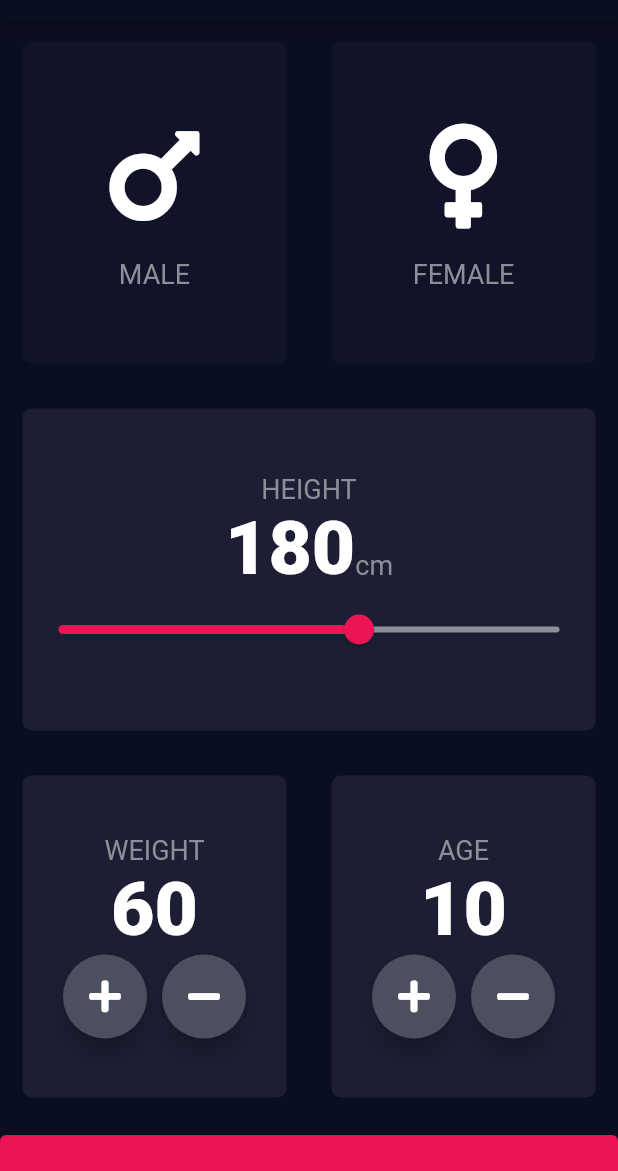
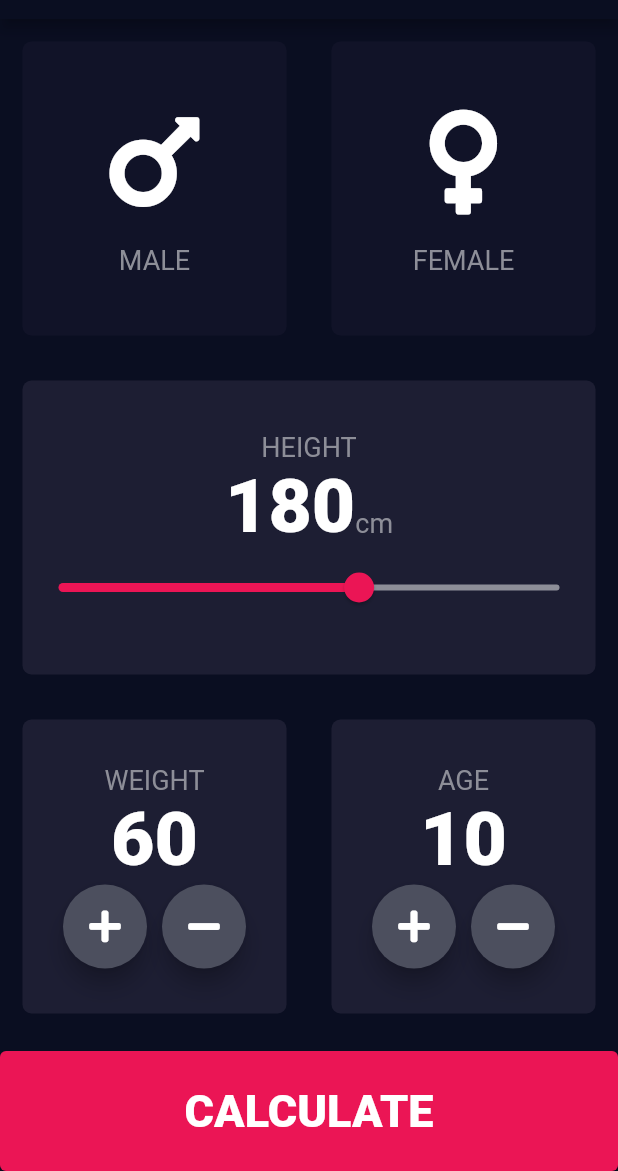
Before and after one commit to ank809/BMI-Calculator, a Flutter app: the screen it shows after launch, on a phone screen of 412 x 824 dp, the part 65-1236 px from its top. Run offline on Flutter 3.47's test engine with Material 2 defaults, Android fonts, the phone set to English and light mode, and no system bars; our stand-ins replace font_awesome_flutter.

Commit message:
new file has been added

```diff
--- /dev/null
+++ b/lib/bottom_button.dart
@@ -0,0 +1,29 @@
+import 'package:flutter/material.dart';
+import 'constants.dart';
+import 'input_page.dart';
+
+class BottomButton extends StatelessWidget {
+  final VoidCallback? ontap;
+  final String buttonname;
+
+  const BottomButton({required this.ontap, required this.buttonname});
+
+  @override
+  Widget build(BuildContext context) {
+    return Container(
+      width: double.infinity,
+      margin: const EdgeInsets.only(top: 10.0),
+      height: kbottomcolor,
+      child: ElevatedButton(
+        onPressed: ontap,
+        style: ButtonStyle(
+          backgroundColor: MaterialStateProperty.all(bottomColor),
+        ),
+        child: Text(
+          buttonname,
+          style: buttonStyle,
+        ),
+      ),
+    );
+  }
+}
--- a/lib/input_page.dart
+++ b/lib/input_page.dart
@@ -1,9 +1,11 @@
-
+import 'package:bmi_calculator/result.dart';
 import 'package:flutter/material.dart';
 import 'package:font_awesome_flutter/font_awesome_flutter.dart';
 import 'icon_content.dart';
 import 'constants.dart';
-import 'reuseable_code.dart';
+import 'reuseable_card.dart';
+import 'bottom_button.dart';
+import 'round_icon_button.dart';
 enum Gendertype {male, female}
 const bottomColor=Color(0xFFEB1555);
 
@@ -23,52 +25,45 @@ class _Home_pageState extends State<Home_page> {
   Widget build(BuildContext context) {
     return Scaffold(
       appBar: AppBar(title: Text('BMI Calculator'),),
-      body:  SingleChildScrollView(
-        child: Container(
-          height: MediaQuery.of(context).size.height,
-          width: MediaQuery.of(context).size.width,
-        child: RepaintBoundary(
+      body: SafeArea(
         child: Column(
           crossAxisAlignment: CrossAxisAlignment.stretch,
           children: [
-                  Expanded(child:
-                  Row(
+            Expanded(
+              child: Row(
                 children: [
-                      Expanded(child:
-                      GestureDetector(
+                  Expanded(
+                    child: GestureDetector(
                       onTap: () {
                         setState(() {
-                            selectedGender=Gendertype.male;
+                          selectedGender = Gendertype.male;
                         });
                       },
                       child: Reuseable_container(
-                          colour: selectedGender==Gendertype.male? kactiveCardColor:kinactiveCardColor,
+                        colour: selectedGender == Gendertype.male
+                            ? kactiveCardColor
+                            : kinactiveCardColor,
                         cardChild: IconContent(
-                            icon_child:FontAwesomeIcons.mars,
+                          icon_child: FontAwesomeIcons.mars,
                           child_string: 'MALE',
                         ),
                       ),
                     ),
                   ),
-                      Expanded(child:
-                      GestureDetector(
-                        onTap: (){
-                          setState(() {
-                             selectedGender=Gendertype.female;
-                          });
-                        },
+                  Expanded(
                     child: GestureDetector(
                       onTap: () {
                         setState(() {
-                              selectedGender=Gendertype.female;
+                          selectedGender = Gendertype.female;
                         });
                       },
                       child: Reuseable_container(
-                            colour: selectedGender==Gendertype.female? kactiveCardColor:kinactiveCardColor,
+                        colour: selectedGender == Gendertype.female
+                            ? kactiveCardColor
+                            : kinactiveCardColor,
                         cardChild: IconContent(
-                              icon_child: FontAwesomeIcons.venus ,
+                          icon_child: FontAwesomeIcons.venus,
                           child_string: 'FEMALE',
-                            ),
                         ),
                       ),
                     ),
@@ -76,85 +71,104 @@ class _Home_pageState extends State<Home_page> {
                 ],
               ),
             ),
-                  Expanded(child:
-                  Reuseable_container(
+            Expanded(
+              child: Reuseable_container(
                 colour: kactiveCardColor,
                 cardChild: Column(
                   mainAxisAlignment: MainAxisAlignment.center,
                   children: [
-                        Text('HEIGHT',
-                        style: klabelText,),
+                    Text(
+                      'HEIGHT',
+                      style: klabelText,
+                    ),
                     Row(
                       mainAxisAlignment: MainAxisAlignment.center,
                       crossAxisAlignment: CrossAxisAlignment.baseline,
                       textBaseline: TextBaseline.alphabetic,
                       children: [
-                            Text(height.toString(),
-                            style:ktextStyle,),
-                            Text('cm',
-                            style: klabelText,)
+                        Text(
+                          height.toString(),
+                          style: ktextStyle,
+                        ),
+                        Text(
+                          'cm',
+                          style: klabelText,
+                        )
                       ],
                     ),
-                        Slider(value: height.toDouble(),
+                    Slider(
+                      value: height.toDouble(),
                       min: 120.0,
                       max: 220.0,
-                        activeColor:bottomColor ,
+                      activeColor: bottomColor,
                       inactiveColor: Color(0xFF8D8E98),
-                        onChanged: (double newValue){
+                      onChanged: (double newValue) {
                         setState(() {
-                            height=newValue.toInt();
+                          height = newValue.toInt();
                         });
-                        }),
+                      },
+                    ),
                   ],
                 ),
               ),
             ),
-                  Expanded(child:
-                  Row(
+            Expanded(
+              child: Row(
                 children: [
-                      Expanded(child:
-                      Reuseable_container(
-                        colour:kactiveCardColor,
-                        cardChild:  Column(
+                  Expanded(
+                    child: Reuseable_container(
+                      colour: kactiveCardColor,
+                      cardChild: Column(
                         mainAxisAlignment: MainAxisAlignment.center,
                         children: [
-                              Text('WEIGHT',
-                              style: klabelText,),
-                              Text(weight.toString(),
-                              style: ktextStyle,),
+                          Text(
+                            'WEIGHT',
+                            style: klabelText,
+                          ),
+                          Text(
+                            weight.toString(),
+                            style: ktextStyle,
+                          ),
                           Row(
                             mainAxisAlignment: MainAxisAlignment.center,
                             children: [
                               RoundIconButton(
-                                  icon : FontAwesomeIcons.plus,
-                                  onPressed: (){
+                                icon: FontAwesomeIcons.plus,
+                                onPressed: () {
                                   setState(() {
                                     weight++;
                                   });
-                                  },),
+                                },
+                              ),
                               SizedBox(width: 10.0),
                               RoundIconButton(
                                 icon: FontAwesomeIcons.minus,
-                                    onPressed: (){
+                                onPressed: () {
                                   setState(() {
                                     weight--;
                                   });
-                                    },),
+                                },
+                              ),
                             ],
                           ),
-                            ]),
+                        ],
                       ),
                     ),
-                      Expanded(child:
-                      Reuseable_container(
+                  ),
+                  Expanded(
+                    child: Reuseable_container(
                       colour: kactiveCardColor,
                       cardChild: Column(
                         mainAxisAlignment: MainAxisAlignment.center,
                         children: [
-                            Text('AGE',
-                            style: klabelText,),
-                            Text(age.toString(),
-                            style: ktextStyle,),
+                          Text(
+                            'AGE',
+                            style: klabelText,
+                          ),
+                          Text(
+                            age.toString(),
+                            style: ktextStyle,
+                          ),
                             Row(
                               mainAxisAlignment: MainAxisAlignment.center,
                               children: [
@@ -179,50 +193,12 @@ class _Home_pageState extends State<Home_page> {
                     ],
                   ),
                   ),
-                   Container(
-                      width: double.infinity,
-
-                      margin: EdgeInsets.only(top: 10.0),
-                      height: kbottomcolor,
-                      child: ElevatedButton(
-                        child: Text('CALCULATE ',
-                        style:TextStyle(
-                          fontWeight: FontWeight.w900,
-                          fontSize: 30.0,
-                          color: Colors.white)
-                           ,) ,
-                        onPressed: (){},
-                        style: ButtonStyle(
-                          backgroundColor: MaterialStatePropertyAll(bottomColor),
-                        ),
-                        ),
-                    ),
+                   BottomButton(ontap: (){
+                    Navigator.push(context, MaterialPageRoute(builder: (context) => Result()));
+                   }, buttonname: 'CALCULATE')
                 ]
-                ),
-          ),
                 ),
           ),
         );
   }
 }
-class RoundIconButton extends StatelessWidget {
-  RoundIconButton({required this.icon, required this.onPressed});
-
-  final IconData icon;
-  final Function()? onPressed;
-
-  @override
-  Widget build(BuildContext context) {
-    return RawMaterialButton(
-      onPressed: onPressed,
-      child: Icon(icon),
-      elevation: 6.0,
-      shape: CircleBorder(),
-      constraints: BoxConstraints.tightFor(
-        width: 56.0,
-        height: 56.0,
-      ),
-      fillColor: Color(0xFF4C4F5E),
-    );
-  }
-}
--- a/lib/reuseable_code.dart
+++ b/lib/reuseable_card.dart
@@ -1,8 +1,8 @@
 import'package:flutter/material.dart';
 class Reuseable_container extends StatelessWidget {
-  final Color  colour;
+  final Color ? colour;
   final  Widget ?cardChild;
-    Reuseable_container({required this.colour,  this.cardChild});
+    Reuseable_container({ this.colour,  this.cardChild});
 
 
   @override
--- /dev/null
+++ b/lib/round_icon_button.dart
@@ -0,0 +1,22 @@
+import 'package:flutter/material.dart';
+class RoundIconButton extends StatelessWidget {
+  RoundIconButton({required this.icon, required this.onPressed});
+
+  final IconData icon;
+  final Function()? onPressed;
+
+  @override
+  Widget build(BuildContext context) {
+    return RawMaterialButton(
+      onPressed: onPressed,
+      elevation: 6.0,
+      shape: const CircleBorder(),
+      constraints: const BoxConstraints.tightFor(
+        width: 56.0,
+        height: 56.0,
+      ),
+      fillColor: Color(0xFF4C4F5E),
+      child: Icon(icon),
+    );
+  }
+}
```
Also changed, not shown: lib/constants.dart (+17 -0 lines), lib/result.dart (added, +64 -0 lines). Lines whose indentation alone changed are shown as unchanged.
